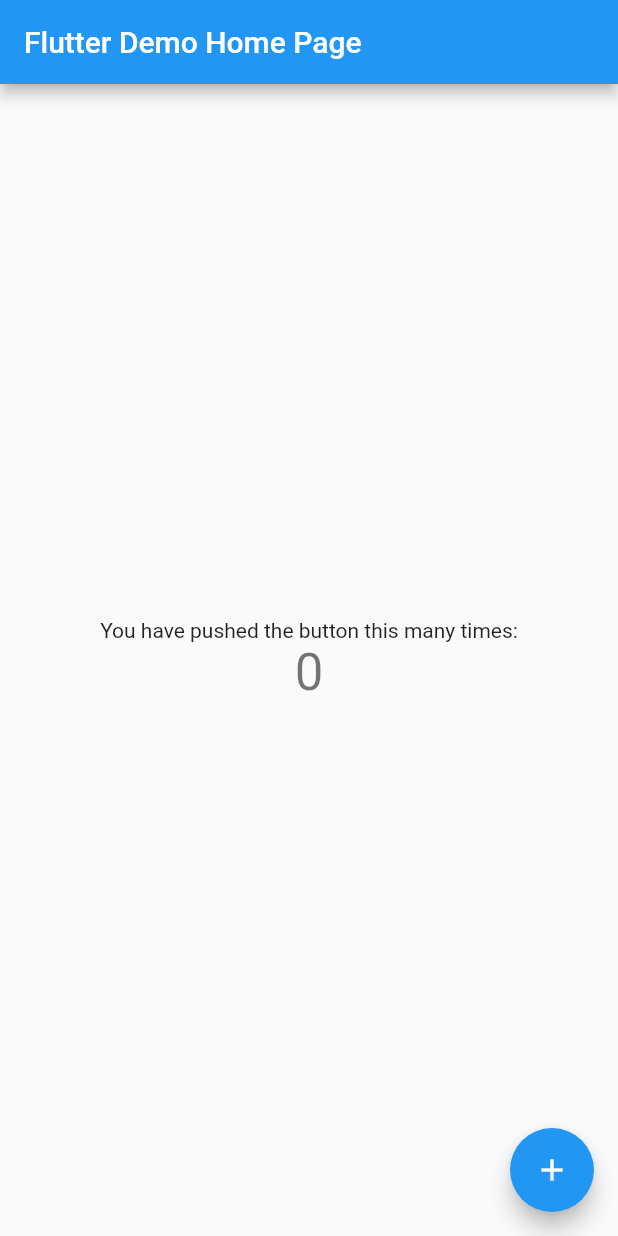
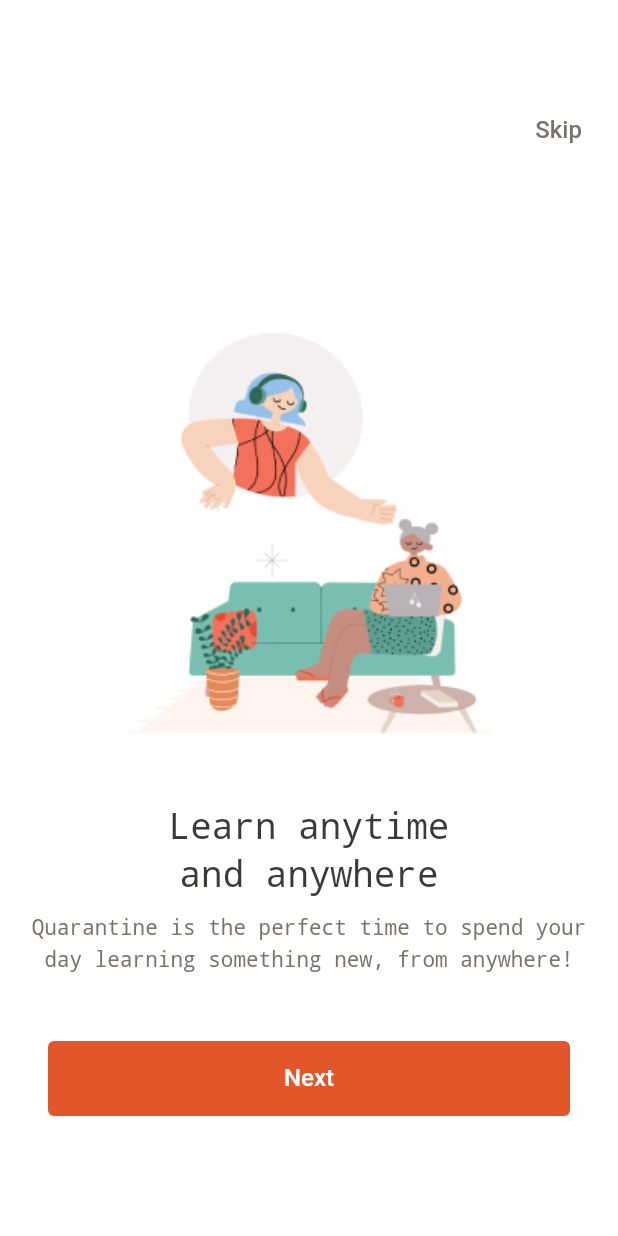
Before and after one commit to tuanpq/flutter-prototypes, a Flutter app: the screen it shows after launch, on a phone screen of 412 x 824 dp. Run offline on Flutter 3.47's test engine with Material 2 defaults, Android fonts, the phone set to English and light mode, and no system bars.

Commit message:
Add Splash and Tutorial screens

```diff
--- /dev/null
+++ b/codefactory/lib/app.dart
@@ -0,0 +1,25 @@
+import 'package:flutter/material.dart';
+
+import 'splash.dart';
+import 'tutorial1.dart';
+import 'tutorial2.dart';
+import 'tutorial3.dart';
+
+class CodeFactoryApp extends StatelessWidget {
+  const CodeFactoryApp({Key? key}) : super(key: key);
+
+  @override
+  Widget build(BuildContext context) {
+    return MaterialApp(
+      debugShowCheckedModeBanner: false,
+      title: 'CodeFactory',
+      theme: ThemeData(
+        primarySwatch: Colors.blue,
+      ),
+      // home: const SplashPage(),
+      home: const Tutorial1Page(),
+      // home: const Tutorial2Page(),
+      // home: const Tutorial3Page(),
+    );
+  }
+}
--- a/codefactory/lib/main.dart
+++ b/codefactory/lib/main.dart
@@ -1,115 +1,7 @@
 import 'package:flutter/material.dart';
 
+import 'app.dart';
+
 void main() {
-  runApp(const MyApp());
+  runApp(const CodeFactoryApp());
 }
-
-class MyApp extends StatelessWidget {
-  const MyApp({Key? key}) : super(key: key);
-
-  // This widget is the root of your application.
-  @override
-  Widget build(BuildContext context) {
-    return MaterialApp(
-      title: 'Flutter Demo',
-      theme: ThemeData(
-        // This is the theme of your application.
-        //
-        // Try running your application with "flutter run". You'll see the
-        // application has a blue toolbar. Then, without quitting the app, try
-        // changing the primarySwatch below to Colors.green and then invoke
-        // "hot reload" (press "r" in the console where you ran "flutter run",
-        // or simply save your changes to "hot reload" in a Flutter IDE).
-        // Notice that the counter didn't reset back to zero; the application
-        // is not restarted.
-        primarySwatch: Colors.blue,
-      ),
-      home: const MyHomePage(title: 'Flutter Demo Home Page'),
-    );
-  }
-}
-
-class MyHomePage extends StatefulWidget {
-  const MyHomePage({Key? key, required this.title}) : super(key: key);
-
-  // This widget is the home page of your application. It is stateful, meaning
-  // that it has a State object (defined below) that contains fields that affect
-  // how it looks.
-
-  // This class is the configuration for the state. It holds the values (in this
-  // case the title) provided by the parent (in this case the App widget) and
-  // used by the build method of the State. Fields in a Widget subclass are
-  // always marked "final".
-
-  final String title;
-
-  @override
-  State<MyHomePage> createState() => _MyHomePageState();
-}
-
-class _MyHomePageState extends State<MyHomePage> {
-  int _counter = 0;
-
-  void _incrementCounter() {
-    setState(() {
-      // This call to setState tells the Flutter framework that something has
-      // changed in this State, which causes it to rerun the build method below
-      // so that the display can reflect the updated values. If we changed
-      // _counter without calling setState(), then the build method would not be
-      // called again, and so nothing would appear to happen.
-      _counter++;
-    });
-  }
-
-  @override
-  Widget build(BuildContext context) {
-    // This method is rerun every time setState is called, for instance as done
-    // by the _incrementCounter method above.
-    //
-    // The Flutter framework has been optimized to make rerunning build methods
-    // fast, so that you can just rebuild anything that needs updating rather
-    // than having to individually change instances of widgets.
-    return Scaffold(
-      appBar: AppBar(
-        // Here we take the value from the MyHomePage object that was created by
-        // the App.build method, and use it to set our appbar title.
-        title: Text(widget.title),
-      ),
-      body: Center(
-        // Center is a layout widget. It takes a single child and positions it
-        // in the middle of the parent.
-        child: Column(
-          // Column is also a layout widget. It takes a list of children and
-          // arranges them vertically. By default, it sizes itself to fit its
-          // children horizontally, and tries to be as tall as its parent.
-          //
-          // Invoke "debug painting" (press "p" in the console, choose the
-          // "Toggle Debug Paint" action from the Flutter Inspector in Android
-          // Studio, or the "Toggle Debug Paint" command in Visual Studio Code)
-          // to see the wireframe for each widget.
-          //
-          // Column has various properties to control how it sizes itself and
-          // how it positions its children. Here we use mainAxisAlignment to
-          // center the children vertically; the main axis here is the vertical
-          // axis because Columns are vertical (the cross axis would be
-          // horizontal).
-          mainAxisAlignment: MainAxisAlignment.center,
-          children: <Widget>[
-            const Text(
-              'You have pushed the button this many times:',
-            ),
-            Text(
-              '$_counter',
-              style: Theme.of(context).textTheme.headline4,
-            ),
-          ],
-        ),
-      ),
-      floatingActionButton: FloatingActionButton(
-        onPressed: _incrementCounter,
-        tooltip: 'Increment',
-        child: const Icon(Icons.add),
-      ), // This trailing comma makes auto-formatting nicer for build methods.
-    );
-  }
-}
--- /dev/null
+++ b/codefactory/lib/tutorial1.dart
@@ -0,0 +1,81 @@
+import 'package:flutter/material.dart';
+
+class Tutorial1Page extends StatelessWidget {
+  const Tutorial1Page({Key? key}) : super(key: key);
+
+  @override
+  Widget build(BuildContext context) {
+    return Container(
+      padding: const EdgeInsets.fromLTRB(16, 64, 16, 64),
+      decoration: const BoxDecoration(color: Colors.white),
+      child: Column(
+        mainAxisSize: MainAxisSize.min,
+        mainAxisAlignment: MainAxisAlignment.spaceBetween,
+        crossAxisAlignment: CrossAxisAlignment.stretch,
+        children: [
+          Container(
+            margin: const EdgeInsets.fromLTRB(0, 0, 0, 80),
+            child: TextButton(
+              style: TextButton.styleFrom(
+                primary: const Color(0xff78746d),
+                textStyle: const TextStyle(
+                    fontSize: 16, height: 1.125, fontWeight: FontWeight.w500),
+                alignment: Alignment.topRight,
+              ),
+              onPressed: () {},
+              child: const Text('Skip'),
+            ),
+          ),
+          Image.asset(
+            'assets/images/tutorial1.png',
+            fit: BoxFit.cover,
+          ),
+          Column(children: [
+            Container(
+              margin: const EdgeInsets.only(top: 16),
+              child: const Text(
+                'Learn anytime\nand anywhere',
+                style: TextStyle(
+                  fontWeight: FontWeight.w500,
+                  height: 1.33,
+                  fontSize: 24.0,
+                  color: Color(0xff3c3a36),
+                  decoration: TextDecoration.none,
+                ),
+                textAlign: TextAlign.center,
+              ),
+            ),
+            Container(
+              margin: const EdgeInsets.only(top: 8, bottom: 16),
+              child: const Text(
+                'Quarantine is the perfect time to spend your day learning something new, from anywhere!',
+                style: TextStyle(
+                  fontWeight: FontWeight.w400,
+                  height: 1.5,
+                  fontSize: 14.0,
+                  color: Color(0xff78746d),
+                  decoration: TextDecoration.none,
+                ),
+                textAlign: TextAlign.center,
+              ),
+            ),
+          ]),
+          Container(
+            margin: const EdgeInsets.only(left: 16, right: 16, bottom: 16),
+            child: TextButton(
+              style: TextButton.styleFrom(
+                padding: const EdgeInsets.all(16.0),
+                backgroundColor: const Color(0xffe3562a),
+                primary: Colors.white,
+                textStyle: const TextStyle(
+                    fontSize: 16, height: 1.125, fontWeight: FontWeight.w500),
+              ),
+              onPressed: () {},
+              child: const Text('Next'),
+            ),
+          )
+        ],
+      ),
+    );
+  }
+}
--- a/codefactory/pubspec.yaml
+++ b/codefactory/pubspec.yaml
@@ -56,6 +56,8 @@
   # included with your application, so that you can use the icons in
   # the material Icons class.
   uses-material-design: true
+  assets:
+    - assets/images/
 
   # To add assets to your application, add an assets section, like this:
   # assets:
```
Also changed, not shown: codefactory/lib/splash.dart (added, +18 -0 lines), codefactory/lib/tutorial2.dart (added, +81 -0 lines), codefactory/lib/tutorial3.dart (added, +81 -0 lines), codefactory/assets/images/splash.png (added), codefactory/assets/images/tutorial1.png (added), codefactory/assets/images/tutorial2.png (added), codefactory/assets/images/tutorial3.png (added).
